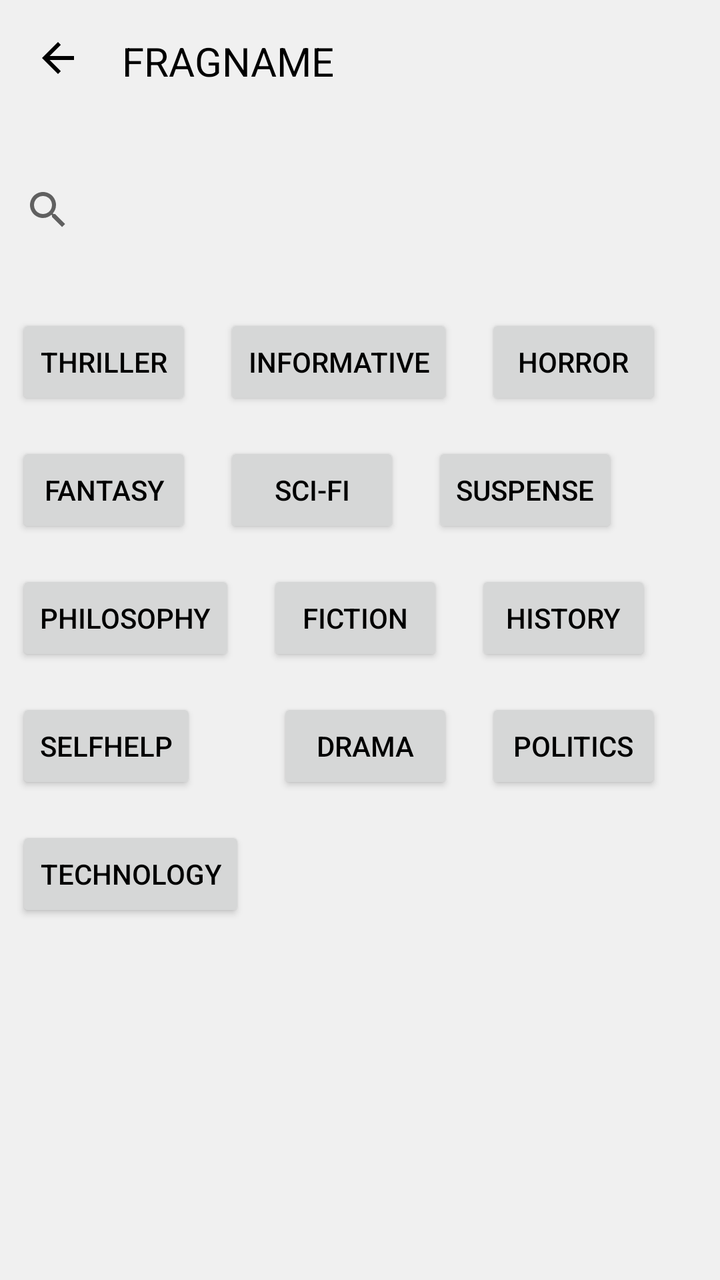
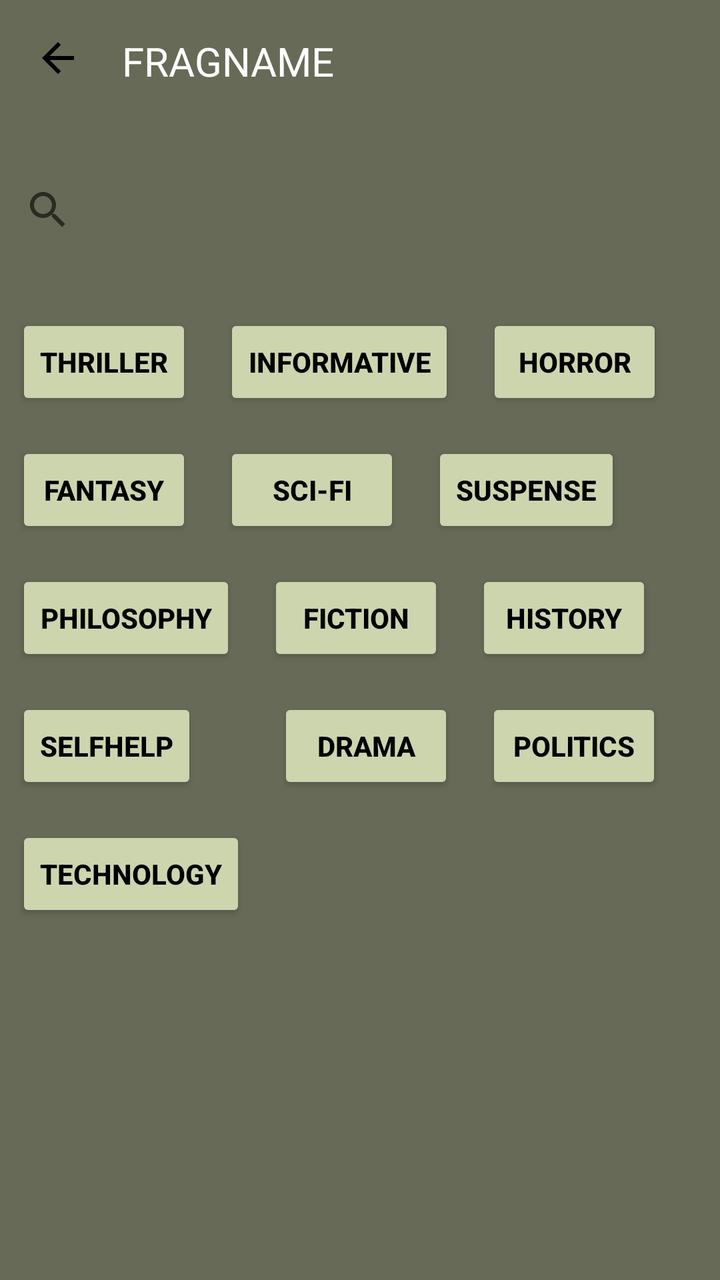

Two renders of the same Android screen: before a commit and after it. Below are the layout's source before the change and the commit's diff.
<!-- AndroidManifest.xml: application theme AppTheme -->
<!-- res/layout/fragment_search.xml -->
<?xml version="1.0" encoding="utf-8"?>
<LinearLayout xmlns:android="http://schemas.android.com/apk/res/android"
    xmlns:tools="http://schemas.android.com/tools"
    android:layout_width="match_parent"
    android:layout_height="match_parent"
    android:orientation="vertical"
    tools:context=".SearchFrag">
    <include layout="@layout/toolbar"/>


<SearchView
    android:layout_width="match_parent"
    android:layout_height="wrap_content"
    android:layout_marginVertical="20dp"
    android:id="@+id/searchInput"/>


    <RelativeLayout
        android:layout_width="match_parent"
        android:id="@+id/btnsGenres"
        android:layout_height="wrap_content">


        <Button
            android:id="@+id/btnThriller"
            android:layout_width="wrap_content"
            android:layout_height="wrap_content"
            android:layout_margin="8dp"
            android:text="Thriller" />

        <Button
            android:id="@+id/btnInformative"
            android:layout_width="wrap_content"
            android:layout_height="wrap_content"
            android:layout_toRightOf="@id/btnThriller"
            android:layout_margin="8dp"
            android:text="Informative" />

        <Button
            android:id="@+id/btnHorror"
            android:layout_width="wrap_content"
            android:layout_height="wrap_content"
            android:layout_toRightOf="@id/btnInformative"
            android:layout_margin="8dp"
            android:text="Horror" />

        <Button
            android:id="@+id/btnDrama"
            android:layout_width="wrap_content"
            android:layout_height="wrap_content"
            android:layout_margin="8dp"
            android:layout_marginStart="8dp"
            android:layout_marginLeft="13dp"
            android:layout_marginEnd="8dp"
            android:layout_below="@id/btnFiction"
            android:layout_toRightOf="@id/btnTechnology"
            android:text="Drama" />

        <Button
            android:id="@+id/btnFantasy"
            android:layout_width="wrap_content"
            android:layout_height="wrap_content"
            android:layout_below="@id/btnThriller"
            android:layout_margin="8dp"
            android:text="Fantasy" />

        <Button
            android:id="@+id/btnSciFi"
            android:layout_width="wrap_content"
            android:layout_height="wrap_content"
            android:layout_below="@id/btnInformative"
            android:layout_toRightOf="@id/btnFantasy"
            android:layout_margin="8dp"
            android:text="Sci-Fi" />

        <Button
            android:id="@+id/btnSuspense"
            android:layout_width="wrap_content"
            android:layout_height="wrap_content"
            android:layout_below="@id/btnHorror"
            android:layout_toRightOf="@id/btnSciFi"
            android:layout_margin="8dp"
            android:text="Suspense" />

        <Button
            android:id="@+id/btnSelfHelp"
            android:layout_width="wrap_content"
            android:layout_height="wrap_content"
            android:layout_below="@id/btnPhilosophy"
            android:layout_margin="8dp"
            android:text="SelfHelp" />

        <Button
            android:id="@+id/btnPhilosophy"
            android:layout_width="wrap_content"
            android:layout_height="wrap_content"
            android:layout_below="@id/btnFantasy"
            android:layout_margin="8dp"
            android:text="Philosophy" />

        <Button
            android:id="@+id/btnFiction"
            android:layout_width="wrap_content"
            android:layout_height="wrap_content"
            android:layout_below="@id/btnSciFi"
            android:layout_toRightOf="@id/btnPhilosophy"
            android:layout_margin="8dp"
            android:text="Fiction" />

        <Button
            android:id="@+id/btnHistory"
            android:layout_width="wrap_content"
            android:layout_height="wrap_content"
            android:layout_below="@id/btnSuspense"
            android:layout_toRightOf="@id/btnFiction"
            android:layout_margin="8dp"
            android:text="History" />

        <Button
            android:id="@+id/btnPolitics"
            android:layout_width="wrap_content"
            android:layout_height="wrap_content"
            android:layout_below="@id/btnHistory"
            android:layout_toRightOf="@id/btnDrama"
            android:layout_margin="8dp"
            android:text="Politics" />

        <Button
            android:id="@+id/btnTechnology"
            android:layout_width="wrap_content"
            android:layout_height="wrap_content"
            android:layout_below="@id/btnDrama"
            android:layout_margin="8dp"
            android:layout_marginTop="77dp"
            android:layout_marginBottom="8dp"
            android:text="Technology" />

    </RelativeLayout>

    <androidx.recyclerview.widget.RecyclerView
        android:layout_width="match_parent"
        android:layout_height="match_parent"
        android:visibility="gone"
        android:id="@+id/rvListSearch"/>

</LinearLayout>
<!-- res/layout/toolbar.xml (included above) -->
<?xml version="1.0" encoding="utf-8"?>
<RelativeLayout xmlns:android="http://schemas.android.com/apk/res/android"
    android:layout_width="match_parent"
    android:padding="17dp"
    android:layout_height="wrap_content">
    <ImageView
        android:layout_width="wrap_content"
        android:layout_height="wrap_content"
        android:id="@+id/ivtoolbarback"
        android:src="@drawable/ic_arrow"/>
    <TextView
        android:layout_width="wrap_content"
        android:layout_height="wrap_content"
        android:text="FRAGNAME"
        android:textSize="20sp"
        android:id="@+id/toolbartitle"
        android:layout_marginHorizontal="20dp"
        android:layout_toRightOf="@id/ivtoolbarback" />


</RelativeLayout>
<!-- resources referenced by this layout -->
<resources>
  <!-- drawable ic_arrow (drawable) -->
  <vector xmlns:android="http://schemas.android.com/apk/res/android" android:autoMirrored="true" android:height="24dp" android:tint="#000000" android:viewportHeight="24" android:viewportWidth="24" android:width="24dp">
        
      <path android:fillColor="@android:color/white" android:pathData="M20,11H7.83l5.59,-5.59L12,4l-8,8 8,8 1.41,-1.41L7.83,13H20v-2z"/>
      
  </vector>
  <style name="AppTheme" parent="Theme.AppCompat.Light.NoActionBar">
          
          <item name="android:windowBackground">@color/customBackgroundColor</item>
          <item name="android:textColor">@color/customTextColor</item>
      </style>
  <color name="customBackgroundColor">#F0F0F0</color>
  <color name="customTextColor">#000000</color>
</resources>

<!-- the commit's change to res/layout/fragment_search.xml (unified diff, before → after) -->
@@ -4,6 +4,7 @@
     android:layout_width="match_parent"
     android:layout_height="match_parent"
     android:orientation="vertical"
+    android:background="@color/darkergreen"
     tools:context=".SearchFrag">
     <include layout="@layout/toolbar"/>
 
@@ -26,10 +27,18 @@
             android:layout_width="wrap_content"
             android:layout_height="wrap_content"
             android:layout_margin="8dp"
+            android:textColor="@color/black"
+            android:textStyle="bold"
+            android:textAllCaps="true"
+            android:backgroundTint="@color/olivegreen"
             android:text="Thriller" />
 
         <Button
             android:id="@+id/btnInformative"
+            android:textColor="@color/black"
+            android:textStyle="bold"
+            android:textAllCaps="true"
+            android:backgroundTint="@color/olivegreen"
             android:layout_width="wrap_content"
             android:layout_height="wrap_content"
             android:layout_toRightOf="@id/btnThriller"
@@ -39,6 +48,10 @@
         <Button
             android:id="@+id/btnHorror"
             android:layout_width="wrap_content"
+            android:textColor="@color/black"
+            android:textStyle="bold"
+            android:textAllCaps="true"
+            android:backgroundTint="@color/olivegreen"
             android:layout_height="wrap_content"
             android:layout_toRightOf="@id/btnInformative"
             android:layout_margin="8dp"
@@ -46,6 +59,10 @@
 
         <Button
             android:id="@+id/btnDrama"
+            android:textColor="@color/black"
+            android:textStyle="bold"
+            android:textAllCaps="true"
+            android:backgroundTint="@color/olivegreen"
             android:layout_width="wrap_content"
             android:layout_height="wrap_content"
             android:layout_margin="8dp"
@@ -58,6 +75,10 @@
 
         <Button
             android:id="@+id/btnFantasy"
+            android:textColor="@color/black"
+            android:textStyle="bold"
+            android:textAllCaps="true"
+            android:backgroundTint="@color/olivegreen"
             android:layout_width="wrap_content"
             android:layout_height="wrap_content"
             android:layout_below="@id/btnThriller"
@@ -67,6 +88,10 @@
         <Button
             android:id="@+id/btnSciFi"
             android:layout_width="wrap_content"
+            android:textColor="@color/black"
+            android:textStyle="bold"
+            android:textAllCaps="true"
+            android:backgroundTint="@color/olivegreen"
             android:layout_height="wrap_content"
             android:layout_below="@id/btnInformative"
             android:layout_toRightOf="@id/btnFantasy"
@@ -78,8 +103,17 @@
             android:layout_width="wrap_content"
             android:layout_height="wrap_content"
             android:layout_below="@id/btnHorror"
+            android:layout_margin="8dp"
+            android:textColor="@color/black"
+            android:textStyle="bold"
+            android:textAllCaps="true"
+            android:backgroundTint="@color/olivegreen"
+            android:layout_marginStart="8dp"
+            android:layout_marginLeft="16dp"
+            android:layout_marginTop="14dp"
+            android:layout_marginEnd="8dp"
+            android:layout_marginBottom="8dp"
             android:layout_toRightOf="@id/btnSciFi"
-            android:layout_margin="8dp"
             android:text="Suspense" />
 
         <Button
@@ -87,6 +121,10 @@
             android:layout_width="wrap_content"
             android:layout_height="wrap_content"
             android:layout_below="@id/btnPhilosophy"
+            android:textColor="@color/black"
+            android:textStyle="bold"
+            android:textAllCaps="true"
+            android:backgroundTint="@color/olivegreen"
             android:layout_margin="8dp"
             android:text="SelfHelp" />
 
@@ -94,6 +132,10 @@
             android:id="@+id/btnPhilosophy"
             android:layout_width="wrap_content"
             android:layout_height="wrap_content"
+            android:textColor="@color/black"
+            android:textStyle="bold"
+            android:textAllCaps="true"
+            android:backgroundTint="@color/olivegreen"
             android:layout_below="@id/btnFantasy"
             android:layout_margin="8dp"
             android:text="Philosophy" />
@@ -103,8 +145,17 @@
             android:layout_width="wrap_content"
             android:layout_height="wrap_content"
             android:layout_below="@id/btnSciFi"
+            android:textColor="@color/black"
+            android:textStyle="bold"
+            android:textAllCaps="true"
+            android:backgroundTint="@color/olivegreen"
+            android:layout_margin="8dp"
+            android:layout_marginStart="8dp"
+            android:layout_marginLeft="16dp"
+            android:layout_marginTop="13dp"
+            android:layout_marginEnd="8dp"
+            android:layout_marginBottom="8dp"
             android:layout_toRightOf="@id/btnPhilosophy"
-            android:layout_margin="8dp"
             android:text="Fiction" />
 
         <Button
@@ -112,6 +163,10 @@
             android:layout_width="wrap_content"
             android:layout_height="wrap_content"
             android:layout_below="@id/btnSuspense"
+            android:textColor="@color/black"
+            android:textStyle="bold"
+            android:textAllCaps="true"
+            android:backgroundTint="@color/olivegreen"
             android:layout_toRightOf="@id/btnFiction"
             android:layout_margin="8dp"
             android:text="History" />
@@ -122,6 +177,10 @@
             android:layout_height="wrap_content"
             android:layout_below="@id/btnHistory"
             android:layout_toRightOf="@id/btnDrama"
+            android:textColor="@color/black"
+            android:textStyle="bold"
+            android:textAllCaps="true"
+            android:backgroundTint="@color/olivegreen"
             android:layout_margin="8dp"
             android:text="Politics" />
 
@@ -131,6 +190,10 @@
             android:layout_height="wrap_content"
             android:layout_below="@id/btnDrama"
             android:layout_margin="8dp"
+            android:textColor="@color/black"
+            android:textStyle="bold"
+            android:textAllCaps="true"
+            android:backgroundTint="@color/olivegreen"
             android:layout_marginTop="77dp"
             android:layout_marginBottom="8dp"
             android:text="Technology" />
@@ -149,6 +212,7 @@
 <RelativeLayout xmlns:android="http://schemas.android.com/apk/res/android"
     android:layout_width="match_parent"
     android:padding="17dp"
+    android:background="@color/darkergreen"
     android:layout_height="wrap_content">
     <ImageView
         android:layout_width="wrap_content"
@@ -159,6 +223,7 @@
         android:layout_width="wrap_content"
         android:layout_height="wrap_content"
         android:text="FRAGNAME"
+        android:textColor="@color/white"
         android:textSize="20sp"
         android:id="@+id/toolbartitle"
         android:layout_marginHorizontal="20dp"
<!-- resource entries referenced after the edit -->
@@ -1,5 +1,9 @@
 <!-- resources referenced by this layout -->
 <resources>
+  <color name="black">#FF000000</color>
+  <color name="darkergreen">#666A57</color>
+  <color name="olivegreen">#ccd5ae</color>
+  <color name="white">#FFFFFFFF</color>
   <!-- drawable ic_arrow (drawable) -->
   <vector xmlns:android="http://schemas.android.com/apk/res/android" android:autoMirrored="true" android:height="24dp" android:tint="#000000" android:viewportHeight="24" android:viewportWidth="24" android:width="24dp">
         
